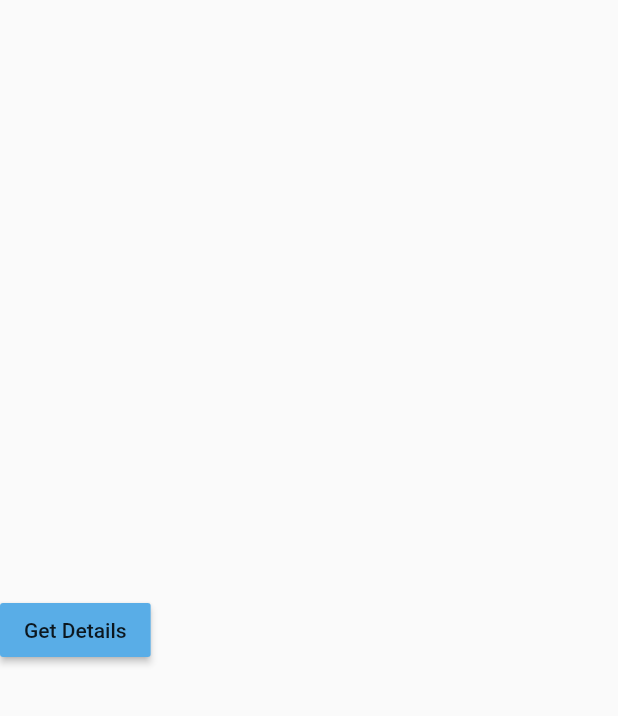
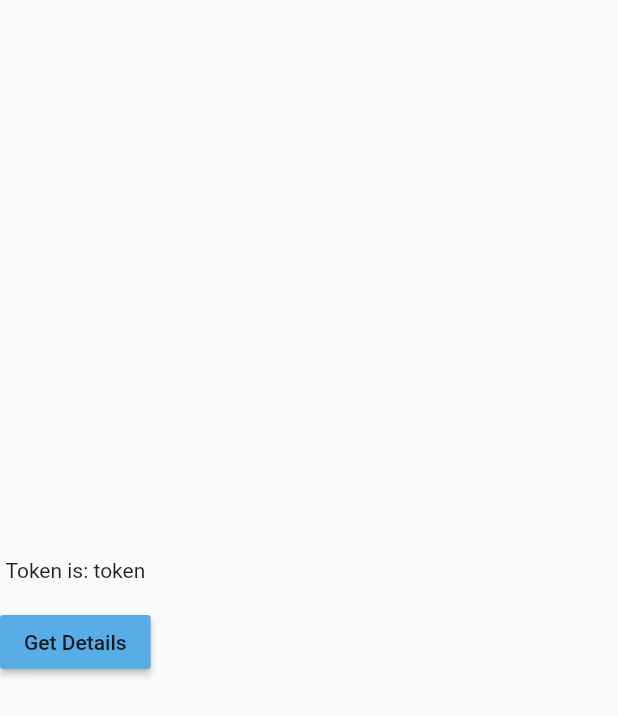
Before and after one commit to eco4ndly/flutter_mobile_app, a Flutter app: the screen it shows after launch, after a tap on "Go to Profile", on a phone screen of 412 x 824 dp. Shown: the top 716 px of the screen. Run offline on Flutter 3.47's test engine with Material 2 defaults, Android fonts, the phone set to English and light mode, and no system bars; our stand-ins replace dio, get_it, rxdart, shared_preferences; Roboto replaces fonts that are missing (Swiss).

Commit message:
Shared preference initialization issue fixed

```diff
--- a/lib/main.dart
+++ b/lib/main.dart
@@ -11,12 +11,14 @@ import 'package:get_it/get_it.dart';
 void main() {
   WidgetsFlutterBinding.ensureInitialized();
   SystemChrome.setPreferredOrientations([DeviceOrientation.portraitUp]);
-  setUpDependencyInjection();
-
-  runApp(TheAwesomeApp());
+  setUpDependencyInjection().then((_) {
+    runApp(TheAwesomeApp());
+  });
 }
 
-void setUpDependencyInjection() {
-  GetIt.instance.registerLazySingleton<SharedPrefData>(() => SharedPrefsImpl());
+Future<int> setUpDependencyInjection() async {
+  SharedPrefData sharedPrefData = await SharedPrefsImpl.initialize();
+  GetIt.instance.registerLazySingleton<SharedPrefData>(() => sharedPrefData);
   GetIt.instance.registerLazySingleton<WebServices>(() => WebServicesImpl(UrlConstants.BASE_URL));
+  return 0;
 }
--- a/lib/src/data/shared_pref.dart
+++ b/lib/src/data/shared_pref.dart
@@ -1,5 +1,11 @@
+import 'package:get_it/get_it.dart';
+
 abstract class SharedPrefData {
   void setToken(String token);
 
-  void getToken();
+  String getToken();
+
+  static SharedPrefData getInstance() {
+    return GetIt.I<SharedPrefData>();
+  }
 }
--- a/lib/src/infra/sharedpreference_helper.dart
+++ b/lib/src/infra/sharedpreference_helper.dart
@@ -7,9 +7,12 @@ class SharedPrefsImpl implements SharedPrefData{
 
   SharedPreferences _prefs;
 
-  Future<void> initialize() async {
-    _prefs = await SharedPreferences.getInstance();
-    return 0;
+  SharedPrefsImpl._internal();
+
+  static Future<SharedPrefsImpl> initialize() async {
+    SharedPrefsImpl spi = SharedPrefsImpl._internal();
+    spi._prefs = await SharedPreferences.getInstance();
+    return spi;
   }
 
   @override
--- a/lib/src/ui/home/home_screen.dart
+++ b/lib/src/ui/home/home_screen.dart
@@ -1,6 +1,7 @@
 import 'package:flutter/material.dart';
 import 'package:fluttermobileapp/generated/i18n.dart';
 import 'package:fluttermobileapp/src/data/model/profile_screen/profile_screen_arg.dart';
+import 'package:fluttermobileapp/src/data/shared_pref.dart';
 import 'package:fluttermobileapp/src/ui/profile/profile_screen.dart';
 import 'package:fluttermobileapp/src/utility/color_constants.dart';
 
@@ -11,11 +12,35 @@ class HomeScreen extends StatefulWidget {
 }
 
 class _HomeScreenState extends State<HomeScreen> {
+  SharedPrefData _sharedPrefData;
+  TextEditingController _tokenInputController;
+  @override
+  void initState() {
+    _sharedPrefData = SharedPrefData.getInstance();
+    _tokenInputController = TextEditingController();
+    super.initState();
+  }
   @override
   Widget build(BuildContext context) {
     return Scaffold(
-      body: Container(
-        child: Center(
+      body: SafeArea(
+        child: Container(
+          child: Column(
+            children: <Widget>[
+              TextField(
+                controller: _tokenInputController,
+                decoration: InputDecoration(
+                  hintText: S.of(context).enter_token_value
+                ),
+              ),
+              MaterialButton(
+                child: Text(S.of(context).set_token),
+                color: Colors.deepOrange,
+                onPressed: () {
+                  _sharedPrefData.setToken(_tokenInputController.text);
+                },
+              ),
+              Center(
                 child: MaterialButton(
                   child: Text(S.of(context).go_to_profile),
                   color: ColorConstants.home_bg_gradient_color2,
@@ -27,6 +52,9 @@ class _HomeScreenState extends State<HomeScreen> {
                   },
                 ),
               ),
+            ],
+          ),
+        ),
       ),
     );
   }
--- a/lib/src/ui/profile/profile_screen.dart
+++ b/lib/src/ui/profile/profile_screen.dart
@@ -4,6 +4,7 @@ import 'package:fluttermobileapp/src/base/ui_event.dart';
 import 'package:fluttermobileapp/src/data/model/profile_screen/post_network_model.dart';
 import 'package:fluttermobileapp/src/data/model/profile_screen/profile_details_network_model.dart';
 import 'package:fluttermobileapp/src/data/model/profile_screen/profile_screen_arg.dart';
+import 'package:fluttermobileapp/src/data/shared_pref.dart';
 import 'package:fluttermobileapp/src/infra/bloc/bloc_provider.dart';
 import 'package:fluttermobileapp/src/infra/bloc/event_listener.dart';
 import 'package:fluttermobileapp/src/ui/home/home_screen.dart';
@@ -44,6 +45,13 @@ class _ProfileScreenState extends State<_ProfileScreenInternal> {
   bool redirect = false;
 
   GlobalKey<ScaffoldState> _scafoldKey = GlobalKey();
+  SharedPrefData _sharedPrefData;
+
+  @override
+  void initState() {
+    _sharedPrefData = SharedPrefData.getInstance();
+    super.initState();
+  }
 
   @override
   Widget build(BuildContext context) {
@@ -61,6 +69,9 @@ class _ProfileScreenState extends State<_ProfileScreenInternal> {
                 mainAxisAlignment: MainAxisAlignment.center,
                 crossAxisAlignment: CrossAxisAlignment.center,
                 children: <Widget>[
+                  Text(
+                      "Token is: ${_sharedPrefData.getToken()}",
+                  ),
                   StreamBuilder<Post>(
                     stream: BlocProvider
                         .of<ProfileBloc>(context)
--- a/res/values/strings_en.arb
+++ b/res/values/strings_en.arb
@@ -1,4 +1,7 @@
 {
   "get_details": "Get Details",
-  "go_to_profile": "Go to Profile"
+  "go_to_profile": "Go to Profile",
+  "enter_token_value": "Enter Token Value",
+  "set_token": "Set Token",
+  "token_is": "Token Is: "
 }
```
Also changed, not shown: lib/generated/i18n.dart. Lines whose indentation alone changed are shown as unchanged.
